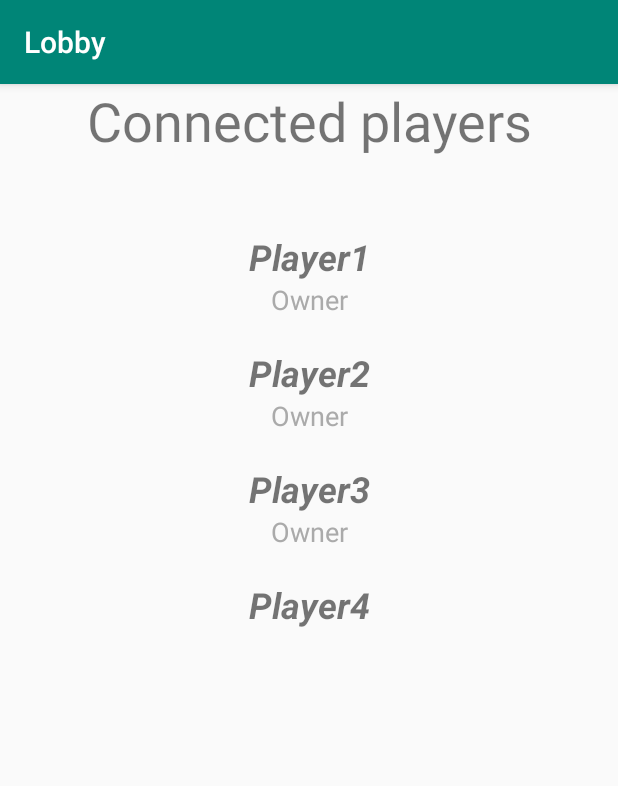
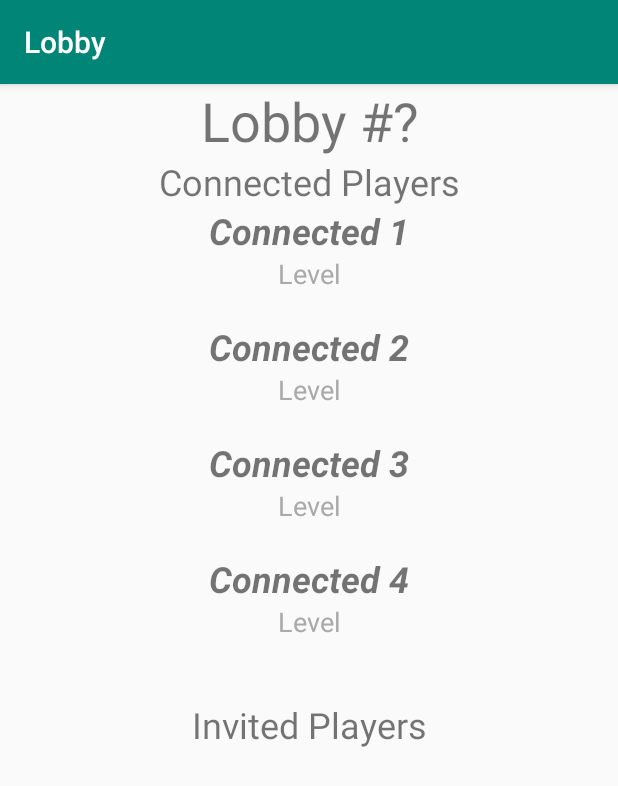
Before and after one commit to Adarshmihir/AndroidProjectUQAC, an Android app: the screen it shows after launch (LobbyActivity), on a phone screen of 412 x 824 dp. Shown: the top 786 px of the screen. Run offline under Robolectric (Android 15) with nearby library versions, the light colour scheme and no system bars; 1 statement that could not run was skipped.

Commit message:
lobby interface's crashing : To check

```diff
--- a/RapstarGO/app/src/main/java/com/example/rapstargo/LobbyActivity.java
+++ b/RapstarGO/app/src/main/java/com/example/rapstargo/LobbyActivity.java
@@ -14,30 +14,46 @@ public class LobbyActivity extends AppCompatActivity {
         super.onCreate(savedInstanceState);
         setContentView(R.layout.activity_lobby);
 
-        RecyclerView mRecyclerView = findViewById(R.id.recyclerViewLobby);
+        //TODO: populate lists with API
 
-        List<Player> players = new ArrayList<>();
+        //*****CONNECTED PLAYERS DISPLAY MANAGEMENT*****//
 
-        players.add(new Player("Player1",123));
-        players.add(new Player("Player2",123));
-        players.add(new Player("Player3",123));
-        players.add(new Player("Player4",123));
-        players.add(new Player("Player5",123));
-        players.add(new Player("Player6",123));
-        players.add(new Player("Player7",123));
-        players.add(new Player("Player8",123));
-        players.add(new Player("Player9",123));
-        players.add(new Player("Player10",123));
-        players.add(new Player("Player11",123));
-        players.add(new Player("Player12",123));
-        players.add(new Player("Player13",123));
-        players.add(new Player("Player14",123));
-        players.add(new Player("Player15",123));
+        List<Player> connectedPlayers = new ArrayList<>();
 
-        MyPlayersAdapter adapter = new MyPlayersAdapter(players);
+        //Link activity and layout
+        RecyclerView mRecyclerViewConnectedPlayers = findViewById(R.id.recyclerViewConnectedPlayers);
 
-        mRecyclerView.setLayoutManager(new LinearLayoutManager(getParent()));
+        //Hardcoded connected players
+        connectedPlayers.add(new Player("Connected 1",123));
+        connectedPlayers.add(new Player("Connected 2",123));
+        connectedPlayers.add(new Player("Connected 3",123));
+        connectedPlayers.add(new Player("Connected 4",123));
 
-        mRecyclerView.setAdapter(adapter);
+        //Create the adapter for connected players
+        MyPlayersAdapter connectedAdapter = new MyPlayersAdapter(connectedPlayers);
+
+        //Set recyclerViewConnectedPlayers adapter
+        mRecyclerViewConnectedPlayers.setLayoutManager(new LinearLayoutManager(getParent()));
+
+        mRecyclerViewConnectedPlayers.setAdapter(connectedAdapter);
+
+        //*****INVITED PLAYERS DISPLAY MANAGEMENT*****//
+
+        List<Player> invitedPlayers = new ArrayList<>();
+
+        //Link activity and layout
+        RecyclerView mRecyclerViewInvitedPlayers = findViewById(R.id.recyclerViewInvitedPlayers);
+
+        //Hardcoded invited players
+        invitedPlayers.add(new Player("Invited 1", 123));
+        invitedPlayers.add(new Player("Invited 2", 123));
+        invitedPlayers.add(new Player("Invited 3", 123));
+        invitedPlayers.add(new Player("Invited 4", 123));
+
+        //Create the adapter for invited players
+        MyPlayersAdapter invitedAdapter = new MyPlayersAdapter(invitedPlayers);
+
+        //Set recyclerViewInvitedPlayers adapter
+        mRecyclerViewInvitedPlayers.setAdapter(invitedAdapter);
     }
 }
--- a/RapstarGO/app/src/main/java/com/example/rapstargo/MainActivity.java
+++ b/RapstarGO/app/src/main/java/com/example/rapstargo/MainActivity.java
@@ -15,6 +15,5 @@ public class MainActivity extends AppCompatActivity {
 
         /* Pour tester */
         startActivity(lobby);
-
     }
 }
--- a/RapstarGO/app/src/main/java/com/example/rapstargo/MyPlayersAdapter.java
+++ b/RapstarGO/app/src/main/java/com/example/rapstargo/MyPlayersAdapter.java
@@ -35,18 +35,18 @@ public class MyPlayersAdapter extends RecyclerView.Adapter<MyPlayersAdapter.MyVi
 
     class MyViewHolder extends RecyclerView.ViewHolder {
         private TextView name;
-        private TextView xp;
+        private TextView level;
 
         MyViewHolder(View itemView) {
             super(itemView);
 
-            name = itemView.findViewById(R.id.namePlayer);
-            xp = itemView.findViewById(R.id.xp);
+            name = itemView.findViewById(R.id.playerName);
+            level = itemView.findViewById(R.id.playerLevel);
         }
 
         void display(Player player) {
             name.setText(player.getName());
-            xp.setText(player.getXp());
+            level.setText(player.getLevel());
         }
     }
 }
--- a/RapstarGO/app/src/main/java/com/example/rapstargo/Player.java
+++ b/RapstarGO/app/src/main/java/com/example/rapstargo/Player.java
@@ -2,18 +2,18 @@ package com.example.rapstargo;
 
 public class Player {
     private String name;
-    private int xp;
+    private int level;
 
     Player(String name, int xp) {
         this.name = name;
-        this.xp = xp;
+        this.level = xp;
     }
 
     public String getName() {
         return this.name;
     }
 
-    public int getXp() {
-        return xp;
+    public int getLevel() {
+        return level;
     }
 }
--- a/RapstarGO/app/src/main/res/layout/activity_lobby.xml
+++ b/RapstarGO/app/src/main/res/layout/activity_lobby.xml
@@ -10,13 +10,55 @@
         android:id="@+id/title"
         android:layout_width="match_parent"
         android:layout_height="wrap_content"
-        android:layout_marginBottom="50dp"
         android:gravity="center"
-        android:text="Connected players"
+        android:text="Lobby #?"
         android:textSize="36sp" />
 
-    <android.support.v7.widget.RecyclerView
-        android:id="@+id/recyclerViewLobby"
+    <LinearLayout
+        android:id="@+id/ConnectedPlayersVLayout"
         android:layout_width="match_parent"
-        android:layout_height="268dp" />
+        android:layout_height="wrap_content"
+        android:layout_marginBottom="20dp"
+        android:orientation="vertical">
+
+        <TextView
+            android:id="@+id/ConnectedPlayersLabel"
+            android:layout_width="match_parent"
+            android:layout_height="wrap_content"
+            android:gravity="center"
+            android:text="Connected Players"
+            android:textSize="24sp" />
+
+        <android.support.v7.widget.RecyclerView
+            android:id="@+id/recyclerViewConnectedPlayers"
+            android:layout_width="match_parent"
+            android:layout_height="wrap_content">
+
+        </android.support.v7.widget.RecyclerView>
+    </LinearLayout>
+
+    <LinearLayout
+        android:id="@+id/InvitedPlayersVLayout"
+        android:layout_width="match_parent"
+        android:layout_height="wrap_content"
+        android:orientation="vertical">
+
+        <TextView
+            android:id="@+id/InvitedPlayersLabel"
+            android:layout_width="match_parent"
+            android:layout_height="wrap_content"
+            android:layout_weight="1"
+            android:gravity="center"
+            android:text="Invited Players"
+            android:textSize="24sp" />
+
+        <android.support.v7.widget.RecyclerView
+            android:id="@+id/recyclerViewInvitedPlayers"
+            android:layout_width="match_parent"
+            android:layout_height="wrap_content">
+
+        </android.support.v7.widget.RecyclerView>
+
+    </LinearLayout>
+
 </LinearLayout>
--- a/RapstarGO/app/src/main/res/layout/player_item.xml
+++ b/RapstarGO/app/src/main/res/layout/player_item.xml
@@ -6,7 +6,7 @@
     android:orientation="vertical">
 
     <TextView
-        android:id="@+id/namePlayer"
+        android:id="@+id/playerName"
         android:layout_width="match_parent"
         android:layout_height="wrap_content"
         android:gravity="center"
@@ -15,11 +15,11 @@
         android:textStyle="bold|italic" />
 
     <TextView
-        android:id="@+id/xp"
+        android:id="@+id/playerLevel"
         android:layout_width="match_parent"
         android:layout_height="wrap_content"
         android:gravity="center"
-        android:text="Owner"
+        android:text="Level"
         android:textColor="@android:color/darker_gray"
         android:textSize="18sp" />
 </LinearLayout>
```
